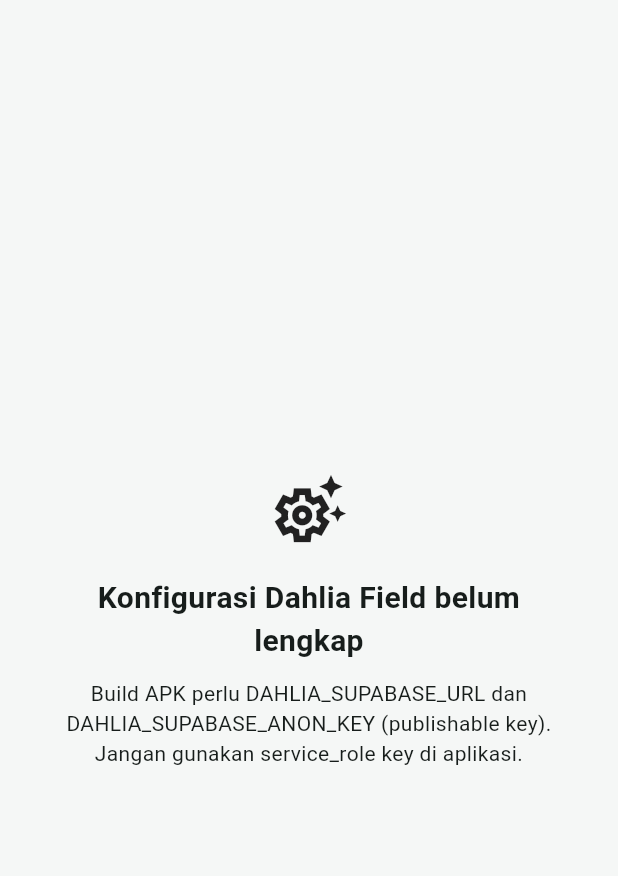
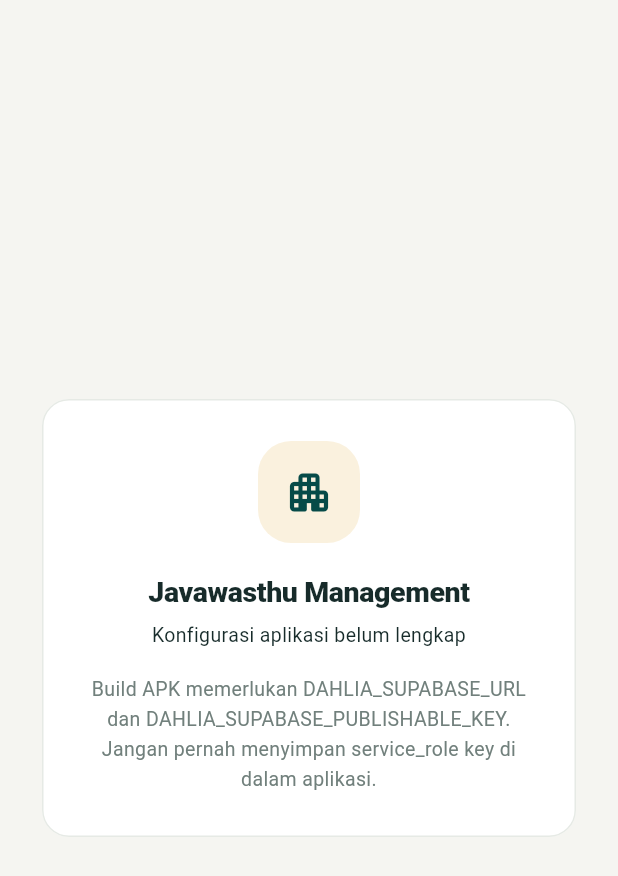
Before and after one commit to methagosta-hub/revit, a Flutter app: the screen it shows after launch, on a phone screen of 412 x 824 dp. Shown: the top 876 px of the screen. Run offline on Flutter 3.47's test engine with Material 3 defaults, Android fonts, the phone set to English and light mode, and no system bars; our stand-ins replace connectivity_plus, flutter_secure_storage, pdf, printing, sqflite, supabase_flutter; missing offline and left inert: cryptography; accounts and stored records are empty; statements that could not run were skipped.

Commit message:
feat(apk): apply Javawasthu global app theme and brand

```diff
--- a/apps/dahlia-field/lib/main.dart
+++ b/apps/dahlia-field/lib/main.dart
@@ -2,6 +2,7 @@ import 'package:flutter/material.dart';
 import 'package:supabase_flutter/supabase_flutter.dart';
 
 import 'core/offline/secure_outbox.dart';
+import 'core/theme/javawasthu_theme.dart';
 import 'features/field_home_page.dart';
 import 'features/login_page.dart';
 
@@ -46,56 +47,10 @@ class DahliaFieldApp extends StatelessWidget {
 
   @override
   Widget build(BuildContext context) {
-    const primary = Color(0xFF244C45);
     return MaterialApp(
-      title: 'Dahlia Field',
+      title: 'Javawasthu Management',
       debugShowCheckedModeBanner: false,
-      theme: ThemeData(
-        useMaterial3: true,
-        colorScheme: ColorScheme.fromSeed(
-          seedColor: primary,
-          brightness: Brightness.light,
-        ),
-        scaffoldBackgroundColor: const Color(0xFFF5F7F6),
-        appBarTheme: const AppBarTheme(
-          backgroundColor: Color(0xFFF5F7F6),
-          foregroundColor: Color(0xFF18352F),
-          centerTitle: false,
-          elevation: 0,
-        ),
-        cardTheme: CardThemeData(
-          color: Colors.white,
-          elevation: 0,
-          shape: RoundedRectangleBorder(
-            borderRadius: BorderRadius.circular(18),
-            side: const BorderSide(color: Color(0xFFE5ECE9)),
-          ),
-        ),
-        inputDecorationTheme: InputDecorationTheme(
-          filled: true,
-          fillColor: const Color(0xFFF8FAF9),
-          border: OutlineInputBorder(
-            borderRadius: BorderRadius.circular(12),
-            borderSide: const BorderSide(color: Color(0xFFDCE5E1)),
-          ),
-          enabledBorder: OutlineInputBorder(
-            borderRadius: BorderRadius.circular(12),
-            borderSide: const BorderSide(color: Color(0xFFDCE5E1)),
-          ),
-          contentPadding: const EdgeInsets.symmetric(
-            horizontal: 14,
-            vertical: 13,
-          ),
-        ),
-        filledButtonTheme: FilledButtonThemeData(
-          style: FilledButton.styleFrom(
-            minimumSize: const Size.fromHeight(48),
-            shape: RoundedRectangleBorder(
-              borderRadius: BorderRadius.circular(12),
-            ),
-          ),
-        ),
-      ),
+      theme: JavawasthuTheme.light,
       home: isConfigured
           ? AuthGate(outbox: outbox)
           : const ConfigurationRequiredPage(),
@@ -129,29 +84,58 @@ class ConfigurationRequiredPage extends StatelessWidget {
   @override
   Widget build(BuildContext context) {
     return Scaffold(
-      body: Center(
+      body: SafeArea(
+        child: Center(
           child: Padding(
             padding: const EdgeInsets.all(28),
             child: ConstrainedBox(
               constraints: const BoxConstraints(maxWidth: 420),
-            child: const Column(
+              child: Card(
+                child: Padding(
+                  padding: const EdgeInsets.all(28),
+                  child: Column(
                     mainAxisSize: MainAxisSize.min,
                     children: [
-                Icon(Icons.settings_suggest_outlined, size: 54),
-                SizedBox(height: 18),
+                      Container(
+                        width: 68,
+                        height: 68,
+                        decoration: BoxDecoration(
+                          color: JavawasthuPalette.goldLight,
+                          borderRadius: BorderRadius.circular(22),
+                        ),
+                        child: const Icon(
+                          Icons.apartment_rounded,
+                          color: JavawasthuPalette.deepTeal,
+                          size: 34,
+                        ),
+                      ),
+                      const SizedBox(height: 20),
                       Text(
-                  'Konfigurasi Dahlia Field belum lengkap',
+                        'Javawasthu Management',
                         textAlign: TextAlign.center,
-                  style: TextStyle(fontSize: 20, fontWeight: FontWeight.w700),
+                        style: Theme.of(context).textTheme.titleLarge,
                       ),
-                SizedBox(height: 10),
+                      const SizedBox(height: 8),
                       Text(
-                  'Build APK perlu DAHLIA_SUPABASE_URL dan '
-                  'DAHLIA_SUPABASE_ANON_KEY (publishable key). '
-                  'Jangan gunakan service_role key di aplikasi.',
+                        'Konfigurasi aplikasi belum lengkap',
                         textAlign: TextAlign.center,
+                        style: Theme.of(context).textTheme.bodyMedium,
+                      ),
+                      const SizedBox(height: 18),
+                      const Text(
+                        'Build APK memerlukan DAHLIA_SUPABASE_URL dan '
+                        'DAHLIA_SUPABASE_PUBLISHABLE_KEY. Jangan pernah '
+                        'menyimpan service_role key di dalam aplikasi.',
+                        textAlign: TextAlign.center,
+                        style: TextStyle(
+                          color: JavawasthuPalette.muted,
+                          height: 1.5,
+                        ),
                       ),
                     ],
+                  ),
+                ),
+              ),
             ),
           ),
         ),
```
Lines whose indentation alone changed are shown as unchanged.
